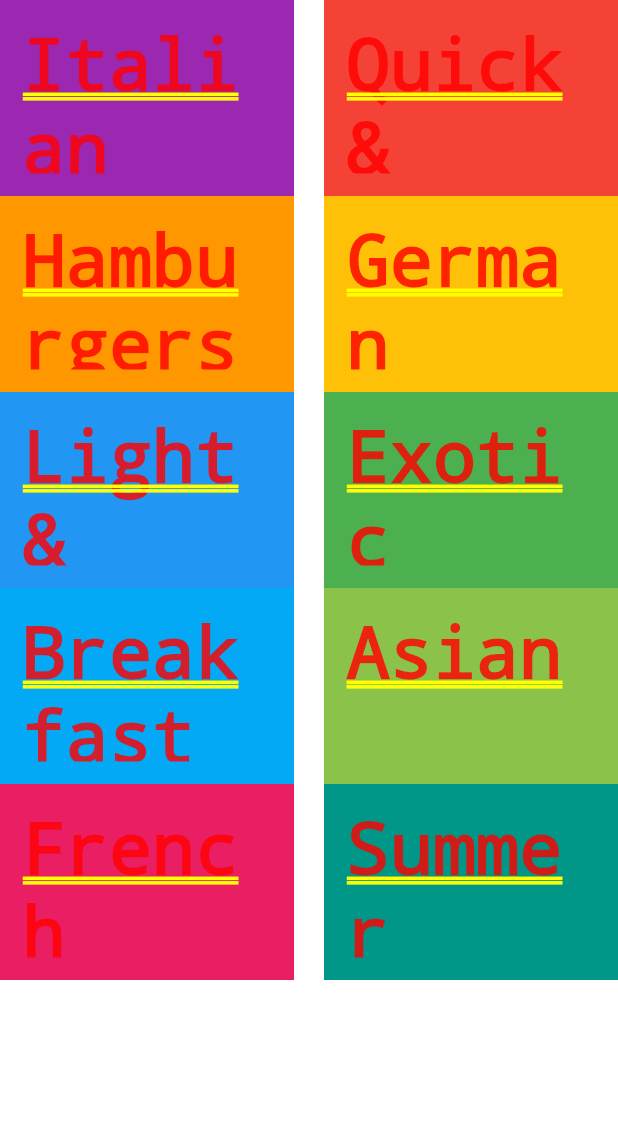
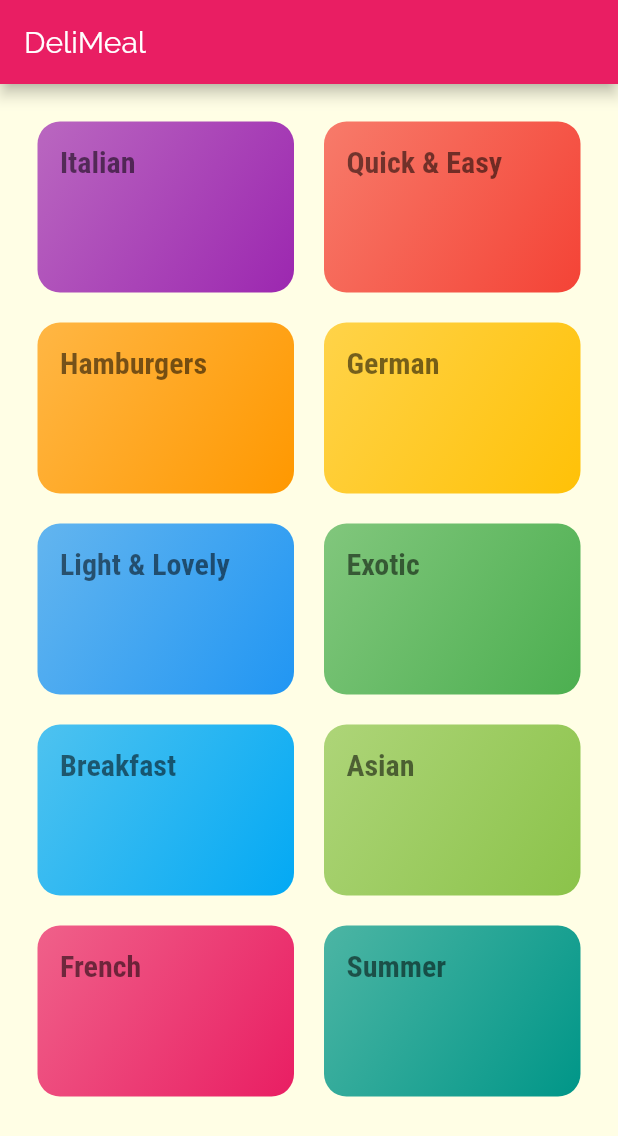
Before and after one commit to AlejandroMoreira/alejandro_flutter_app_3, a Flutter app: the screen it shows after launch, on a phone screen of 412 x 824 dp. Shown: the top 1136 px of the screen. Run offline on Flutter 3.47's test engine with Material 2 defaults, Android fonts, the phone set to English and light mode, and no system bars; statements that could not run were skipped.

Commit message:
Fuentes añadidas

```diff
--- a/lib/main.dart
+++ b/lib/main.dart
@@ -2,15 +2,31 @@ import 'package:flutter/material.dart';
 
 import 'views/category_view.dart';
 
-void main()=> runApp(MyApp());
+void main() => runApp(MyApp());
 
-class MyApp extends StatelessWidget{
+class MyApp extends StatelessWidget {
   @override
   Widget build(BuildContext context) {
     return MaterialApp(
       title: "DeliMeals",
       theme: ThemeData(
-        primarySwatch: Colors.blue,
+        primarySwatch: Colors.pink,
+        accentColor: Colors.amber,
+        canvasColor: Color.fromRGBO(255, 254, 229, 1),
+        fontFamily: "Raleway",
+        textTheme: ThemeData.light().textTheme.copyWith(
+              bodyText1: TextStyle(
+                color: Color.fromRGBO(20, 51, 51, 1),
+              ),
+              bodyText2: TextStyle(
+                color: Color.fromRGBO(20, 51, 51, 1),
+              ),
+              headline1: TextStyle(
+                fontSize: 20,
+                fontFamily: "RobotoCondensed",
+                fontWeight: FontWeight.bold,
+              ),
+            ),
       ),
       home: CategoryView(),
     );
--- a/lib/views/category_view.dart
+++ b/lib/views/category_view.dart
@@ -6,7 +6,12 @@ import '../widgets/category_item.dart';
 class CategoryView extends StatelessWidget {
   @override
   Widget build(BuildContext context) {
-    return GridView(
+    return Scaffold(
+      appBar: AppBar(
+        title: const Text("DeliMeal"),
+      ),
+      body: GridView(
+        padding: const EdgeInsets.all(25),
         children: DUMMY_CATEGORIES
             .map(
               (e) => CategoryItem(e.title, e.color),
@@ -16,6 +21,8 @@ class CategoryView extends StatelessWidget {
           maxCrossAxisExtent: 200,
           childAspectRatio: 3 / 2,
           crossAxisSpacing: 20,
+          mainAxisSpacing: 20,
+        ),
       ),
     );
   }
--- a/lib/widgets/category_item.dart
+++ b/lib/widgets/category_item.dart
@@ -6,12 +6,19 @@ class CategoryItem extends StatelessWidget {
 
   CategoryItem(this.title, this.color);
 
+  void selectCategory(){
+    Navigator.
+  }
+
   @override
   Widget build(BuildContext context) {
-    return Container(
+    return InkWell(
+      splashColor: Theme.of(context).primaryColor,
+      borderRadius: BorderRadius.circular(15),
+      onTap: selectCategory,
+      child: Container(
         padding: const EdgeInsets.all(15),
-      child: Text(this.title),
-      color: this.color,
+        child: Text(this.title,style: Theme.of(context).textTheme.headline1),
         decoration: BoxDecoration(
           gradient: LinearGradient(
             colors: [color.withOpacity(0.7), color],
@@ -20,6 +27,7 @@ class CategoryItem extends StatelessWidget {
           ),
           borderRadius: BorderRadius.circular(15),
         ),
+      ),
     );
   }
 }
--- /dev/null
+++ b/lib/widgets/category_meals_view.dart
@@ -0,0 +1,15 @@
+import 'package:flutter/material.dart';
+
+class CategoryMealsView extends StatelessWidget {
+  @override
+  Widget build(BuildContext context) {
+    return Scaffold(
+      appBar: AppBar(
+        title: Text("The Recipes"),
+      ),
+      body: Center(
+        child: Text("The Recipes!"),
+      ),
+    );
+  }
+}
```
Also changed, not shown: pubspec.yaml (+19 -7 lines), assets/fonts/Raleway-Black.ttf (added), assets/fonts/Raleway-Bold.ttf (added), assets/fonts/Raleway-Regular.ttf (added), assets/fonts/RobotoCondensed-Bold.ttf (added), assets/fonts/RobotoCondensed-Italic.ttf (added), assets/fonts/RobotoCondensed-Light.ttf (added), assets/fonts/RobotoCondensed-Regular.ttf (added). Lines whose indentation alone changed are shown as unchanged.
